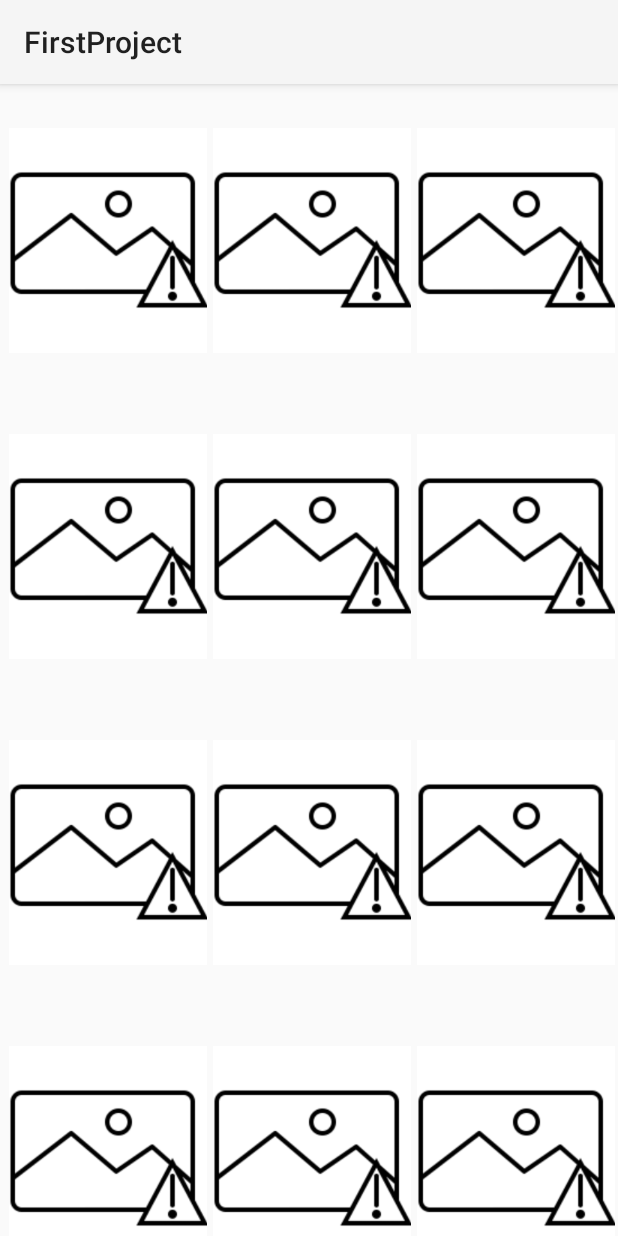
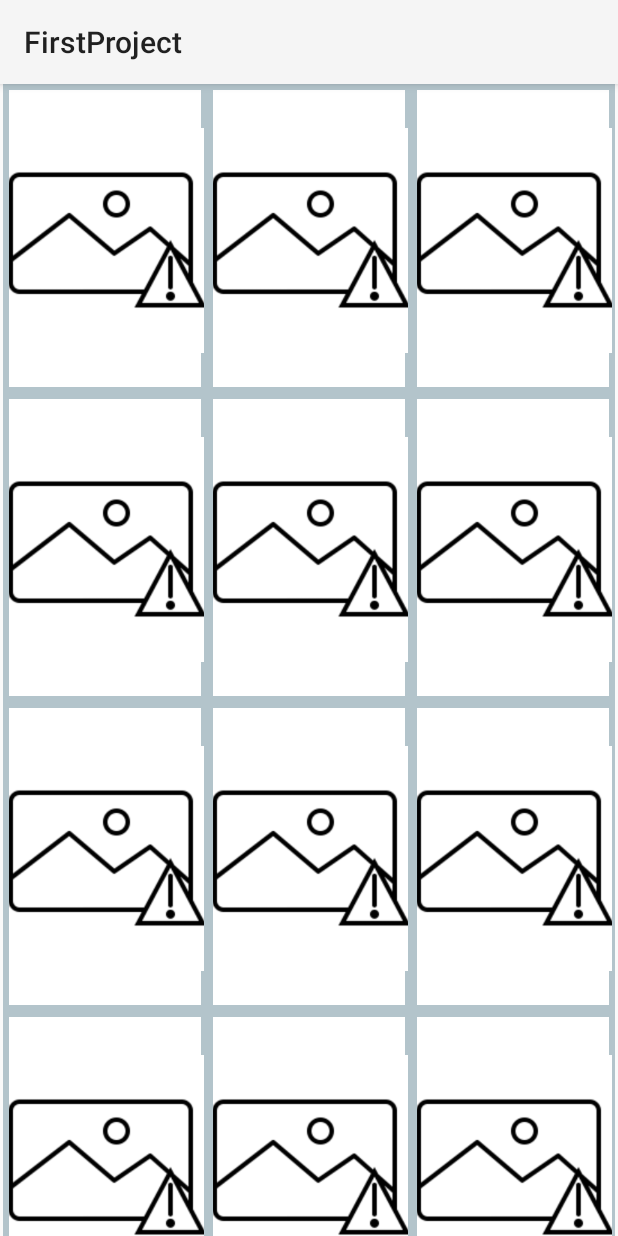
Before and after one commit to LAdamyan/main, an Android app: the screen it shows after launch (GlideActivity), on a phone screen of 412 x 824 dp. Run offline under Robolectric (Android 15) with nearby library versions, the light colour scheme and no system bars; pictures from the network do not load.

Commit message:
homework16

```diff
--- a/app/src/main/java/com/example/myapplication/ImageAdapter.java
+++ b/app/src/main/java/com/example/myapplication/ImageAdapter.java
@@ -1,5 +1,7 @@
 package com.example.myapplication;
 import android.content.Context;
+import android.graphics.ColorMatrix;
+import android.graphics.ColorMatrixColorFilter;
 import android.view.LayoutInflater;
 import android.view.View;
 import android.view.ViewGroup;
@@ -30,6 +32,7 @@
     public void onBindViewHolder(@NonNull MyViewHolder2 holder, int position) {
          GlideImage glideImage = myUrls.get(position);
          holder.initData(glideImage);
+
 
     }
 
@@ -66,6 +69,8 @@
                 .into(imageUrl);
 
 
+
+
     }
 
 
--- /dev/null
+++ b/app/src/main/res/drawable/space_color.xml
@@ -0,0 +1,11 @@
+<?xml version="1.0" encoding="utf-8"?>
+<shape xmlns:android="http://schemas.android.com/apk/res/android">
+    <solid android:color="@color/white" />
+    <stroke android:width="4dp"
+        android:color="#B3C4CB" />
+    <padding
+        android:left = "4dp"
+        android:top="4dp"
+        android:right="2dp"
+        android:bottom="2dp"/>
+</shape>
--- a/app/src/main/res/layout/glide_recycle_items.xml
+++ b/app/src/main/res/layout/glide_recycle_items.xml
@@ -2,8 +2,7 @@
 <androidx.constraintlayout.widget.ConstraintLayout xmlns:android="http://schemas.android.com/apk/res/android"
     android:layout_width="match_parent"
     android:layout_height="wrap_content"
-    android:layout_marginStart="4dp"
-    android:layout_marginTop="4dp"
+    android:background="@drawable/space_color"
     xmlns:app="http://schemas.android.com/apk/res-auto">
 
     <androidx.appcompat.widget.AppCompatImageView
```
